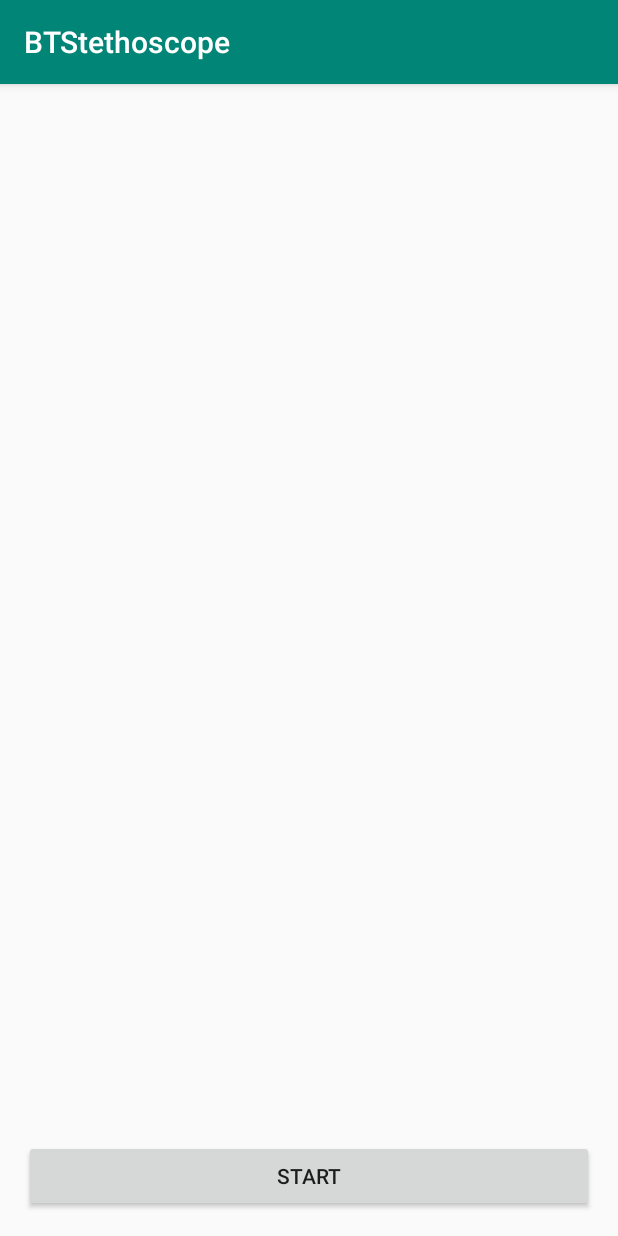
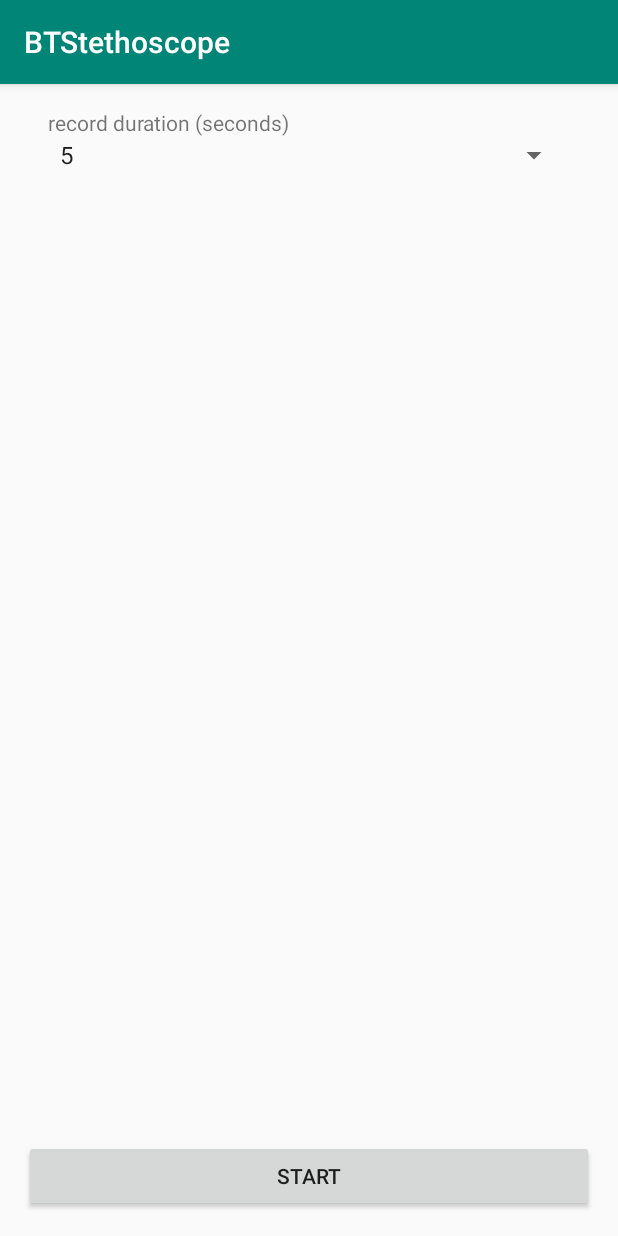
Before and after one commit to jie-meng/BTStethoscope, an Android app: the screen it shows after launch (MainActivity), on a phone screen of 412 x 824 dp. Run offline under Robolectric (Android 15) with nearby library versions, the phone set to English and light mode, and no system bars; our stand-ins replace Dagger/Hilt's generated code, RxJava; libraries missing offline, so code that uses them is left out: com.github.piasy.rxandroidaudio.

Commit message:
Add spinner; Refactor code

```diff
--- a/app/src/main/java/com/thoughtworks/btstethoscope/components/audioplayer/SpeakerPlayer.kt
+++ b/app/src/main/java/com/thoughtworks/btstethoscope/components/audioplayer/SpeakerPlayer.kt
@@ -1,39 +1,25 @@
 package com.thoughtworks.btstethoscope.components.audioplayer
 
 import android.content.Context
+import android.media.AudioAttributes
 import android.media.AudioManager
 import android.media.MediaPlayer
 import android.os.Environment
-import com.thoughtworks.btstethoscope.utils.StreamAudioPlayerEx
+import com.thoughtworks.btstethoscope.definitions.RECORD_FILENAME
 import java.io.File
 
 
 class SpeakerPlayer(private val context: Context) : AudioPlayer {
 
-//    private val streamAudioPlayer = StreamAudioPlayerEx.getInstance()
-
     override fun play() {
-//        streamAudioPlayer.init()
-
-        try {
-            var mp = MediaPlayer()
-            mp.setDataSource(Environment.getExternalStorageDirectory().absolutePath + File.separator + "record.mp3")
-            mp.setAudioStreamType(AudioManager.STREAM_MUSIC)
-            mp.prepare()
-            mp.start()
-
-//            val inputStream = FileInputStream(Environment.getExternalStorageDirectory().absolutePath + File.separator + "record.mp3")
-//
-//            val buffer = ByteArray(StreamAudioRecorder.DEFAULT_BUFFER_SIZE)
-//            var read = inputStream.read(buffer)
-//            while (read > 0) {
-//                streamAudioPlayer.play(buffer, read)
-//                inputStream.read(buffer)
-//            }
-//            inputStream.close()
-//            streamAudioPlayer.release()
-        } catch (e: Exception) {
-
-        }
+        val mp = MediaPlayer()
+        mp.setDataSource(Environment.getExternalStorageDirectory().absolutePath + File.separator + RECORD_FILENAME)
+        mp.setAudioAttributes(
+            AudioAttributes.Builder()
+                .setLegacyStreamType(AudioManager.STREAM_MUSIC)
+                .build()
+        )
+        mp.prepare()
+        mp.start()
     }
 }
--- a/app/src/main/java/com/thoughtworks/btstethoscope/components/audiorecorder/BluetoothVoiceAudioRecorder.kt
+++ b/app/src/main/java/com/thoughtworks/btstethoscope/components/audiorecorder/BluetoothVoiceAudioRecorder.kt
@@ -9,6 +9,7 @@ import android.media.MediaRecorder
 import android.os.Environment
 import android.util.Log
 import com.thoughtworks.btstethoscope.definitions.APP_TAG
+import com.thoughtworks.btstethoscope.definitions.RECORD_FILENAME
 import com.thoughtworks.btstethoscope.utils.AudioUtils
 import java.io.File
 
@@ -49,7 +50,7 @@ class BluetoothVoiceAudioRecorder(private val context: Context) : AudioRecorder
         mediaRecorder = MediaRecorder()
         mediaRecorder.setAudioSource(MediaRecorder.AudioSource.DEFAULT)
         mediaRecorder.setOutputFormat(MediaRecorder.OutputFormat.MPEG_4)
-        mediaRecorder.setOutputFile(Environment.getExternalStorageDirectory().absolutePath + File.separator + "record.mp3")
+        mediaRecorder.setOutputFile(Environment.getExternalStorageDirectory().absolutePath + File.separator + RECORD_FILENAME)
         mediaRecorder.setAudioEncoder(MediaRecorder.AudioEncoder.AMR_NB)
 
         mediaRecorder.prepare()
--- a/app/src/main/java/com/thoughtworks/btstethoscope/definitions/Constants.kt
+++ b/app/src/main/java/com/thoughtworks/btstethoscope/definitions/Constants.kt
@@ -1,3 +1,5 @@
 package com.thoughtworks.btstethoscope.definitions
 
 const val APP_TAG = "BTStethoscope"
+
+const val RECORD_FILENAME = "record.mp3"
--- a/app/src/main/java/com/thoughtworks/btstethoscope/workflows/MainActivity.kt
+++ b/app/src/main/java/com/thoughtworks/btstethoscope/workflows/MainActivity.kt
@@ -2,7 +2,9 @@ package com.thoughtworks.btstethoscope.workflows
 
 import android.Manifest
 import android.os.Bundle
+import android.widget.ArrayAdapter
 import android.widget.Button
+import android.widget.Spinner
 import androidx.appcompat.app.AppCompatActivity
 import androidx.lifecycle.Observer
 import androidx.lifecycle.ViewModelProviders
@@ -14,6 +16,7 @@ import kotlin.system.exitProcess
 class MainActivity : AppCompatActivity() {
 
     private val btnStartStop by lazy { find<Button>(R.id.btn_start_stop) }
+    private val spRecordDuration by lazy { find<Spinner>(R.id.sp_record_duration) }
 
     private lateinit var viewModel: MainViewModel
 
@@ -64,5 +67,14 @@ class MainActivity : AppCompatActivity() {
         btnStartStop.setOnClickListener {
             viewModel.startOrStop()
         }
+
+        ArrayAdapter.createFromResource(
+            this,
+            R.array.seconds,
+            android.R.layout.simple_spinner_item
+        ).also { adapter ->
+            adapter.setDropDownViewResource(android.R.layout.simple_spinner_dropdown_item)
+            spRecordDuration.adapter = adapter
+        }
     }
 }
--- a/app/src/main/res/layout/activity_main.xml
+++ b/app/src/main/res/layout/activity_main.xml
@@ -6,6 +6,27 @@
     android:layout_height="match_parent"
     android:padding="16dp"
     tools:context=".workflows.MainActivity">
+
+    <TextView
+        android:id="@+id/tv_record_duration"
+        android:layout_width="0dp"
+        android:layout_height="wrap_content"
+        android:layout_marginStart="16dp"
+        android:layout_marginEnd="16dp"
+        android:text="@string/record_duration"
+        app:layout_constraintEnd_toEndOf="parent"
+        app:layout_constraintStart_toStartOf="parent"
+        app:layout_constraintTop_toTopOf="parent" />
+
+    <Spinner
+        android:id="@+id/sp_record_duration"
+        android:layout_width="0dp"
+        android:layout_height="wrap_content"
+        android:layout_marginStart="16dp"
+        android:layout_marginEnd="16dp"
+        app:layout_constraintEnd_toEndOf="parent"
+        app:layout_constraintStart_toStartOf="parent"
+        app:layout_constraintTop_toBottomOf="@id/tv_record_duration" />
 
     <Button
         android:id="@+id/btn_start_stop"
--- a/app/src/main/res/values/strings.xml
+++ b/app/src/main/res/values/strings.xml
@@ -2,4 +2,16 @@
     <string name="app_name">BTStethoscope</string>
     <string name="start">start</string>
     <string name="stop">stop</string>
+    <string name="record_duration">record duration (seconds)</string>
+    <string-array name="seconds">
+        <item>5</item>
+        <item>10</item>
+        <item>15</item>
+        <item>20</item>
+        <item>25</item>
+        <item>30</item>
+        <item>40</item>
+        <item>50</item>
+        <item>60</item>
+    </string-array>
 </resources>
```
Also changed, not shown: 1 other file.
